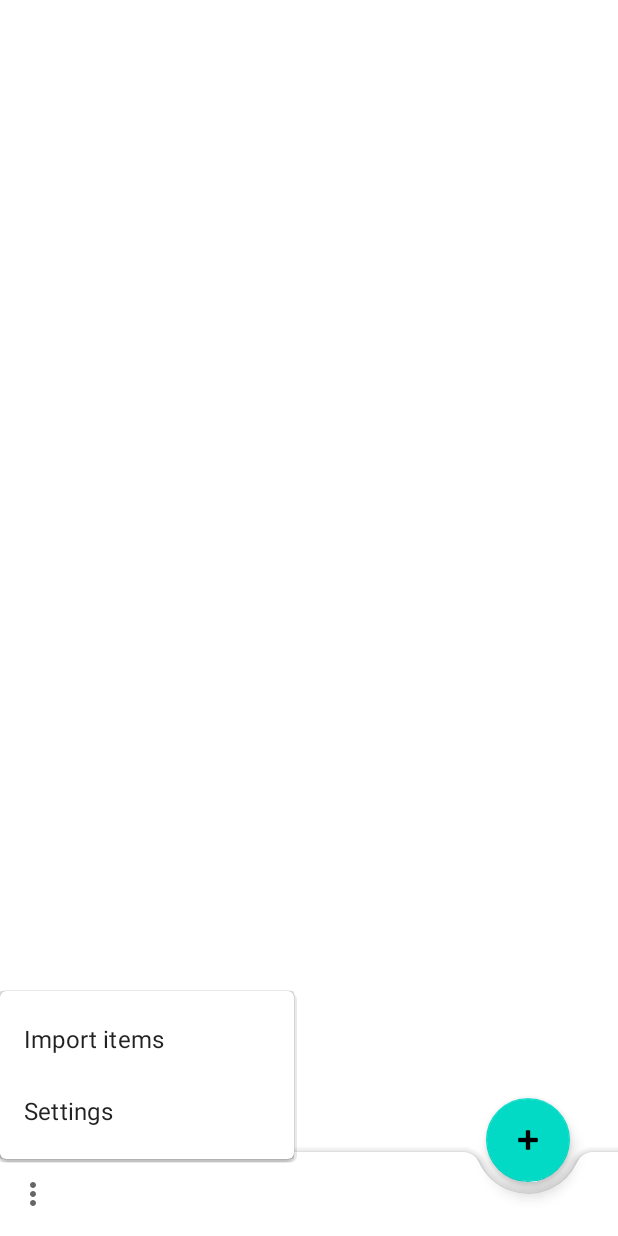
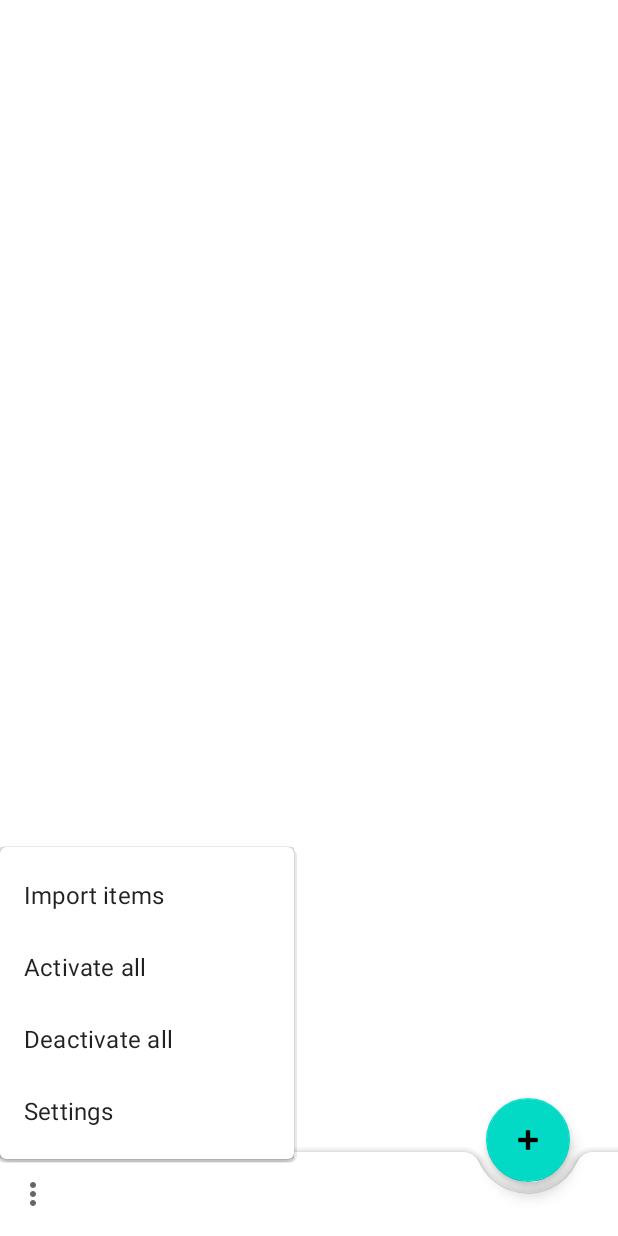
Before and after one commit to grandchild/Quickshopper3000, an Android app: the screen it shows after launch (MainActivity), with the options menu open, on a phone screen of 412 x 824 dp. Run offline under Robolectric (Android 15) with nearby library versions, the light colour scheme and no system bars; our stand-ins replace Room's generated code.

Commit message:
Mark all as done/needed

```diff
--- a/app/src/main/java/org/effekthasch/quickshopper3k/MainActivity.kt
+++ b/app/src/main/java/org/effekthasch/quickshopper3k/MainActivity.kt
@@ -138,6 +138,7 @@ class MainActivity : AppCompatActivity() {
                 binding.fab.contentDescription = getString(R.string.search)
             }
         }
+
     }
 
     override fun onCreateOptionsMenu(menu: Menu): Boolean {
@@ -151,6 +152,8 @@ class MainActivity : AppCompatActivity() {
         menu.findItem(R.id.action_store_selector)?.isVisible = currentPage == 0
         menu.findItem(R.id.action_delete_store)?.isVisible = currentPage == 0
         menu.findItem(R.id.action_import_items)?.isVisible = currentPage == 1
+        menu.findItem(R.id.action_activate_all)?.isVisible = currentPage == 1
+        menu.findItem(R.id.action_deactivate_all)?.isVisible = currentPage == 1
         return super.onPrepareOptionsMenu(menu)
     }
 
--- a/app/src/main/res/menu/bottom_app_bar_menu.xml
+++ b/app/src/main/res/menu/bottom_app_bar_menu.xml
@@ -40,6 +40,18 @@
     />
 
     <item
+        android:id="@+id/action_activate_all"
+        android:title="@string/activate_all"
+        app:showAsAction="never"
+    />
+
+    <item
+        android:id="@+id/action_deactivate_all"
+        android:title="@string/deactivate_all"
+        app:showAsAction="never"
+    />
+
+    <item
         android:id="@+id/action_settings"
         android:title="@string/settings"
         android:icon="@android:drawable/ic_menu_preferences"
--- a/app/src/main/res/values/strings.xml
+++ b/app/src/main/res/values/strings.xml
@@ -20,6 +20,8 @@
     <string name="edit">Edit</string>
     <string name="add">Add</string>
     <string name="import_items">Import items</string>
+    <string name="activate_all">Activate all</string>
+    <string name="deactivate_all">Deactivate all</string>
 
     <!-- Item states -->
     <string name="state_done">Done</string>
@@ -73,6 +75,8 @@
     <string name="item_deleted">Item deleted</string>
     <string name="items_imported">%1$d items imported</string>
     <string name="importing_items">Importing items…</string>
+    <string name="all_items_activated">All items activated</string>
+    <string name="all_items_deactivated">All items marked as done</string>
     <string name="store_added">Store added</string>
     <string name="store_updated">Store updated</string>
     <string name="store_deleted">Store deleted</string>
```
Also changed, not shown: app/src/main/java/org/effekthasch/quickshopper3k/data/local/ItemDao.kt (+18 -0 lines), app/src/main/java/org/effekthasch/quickshopper3k/data/repository/ShoppingRepository.kt (+9 -0 lines), app/src/main/java/org/effekthasch/quickshopper3k/ui/plan/PlanFragment.kt (+22 -0 lines), app/src/main/java/org/effekthasch/quickshopper3k/ui/plan/PlanViewModel.kt (+14 -0 lines).
